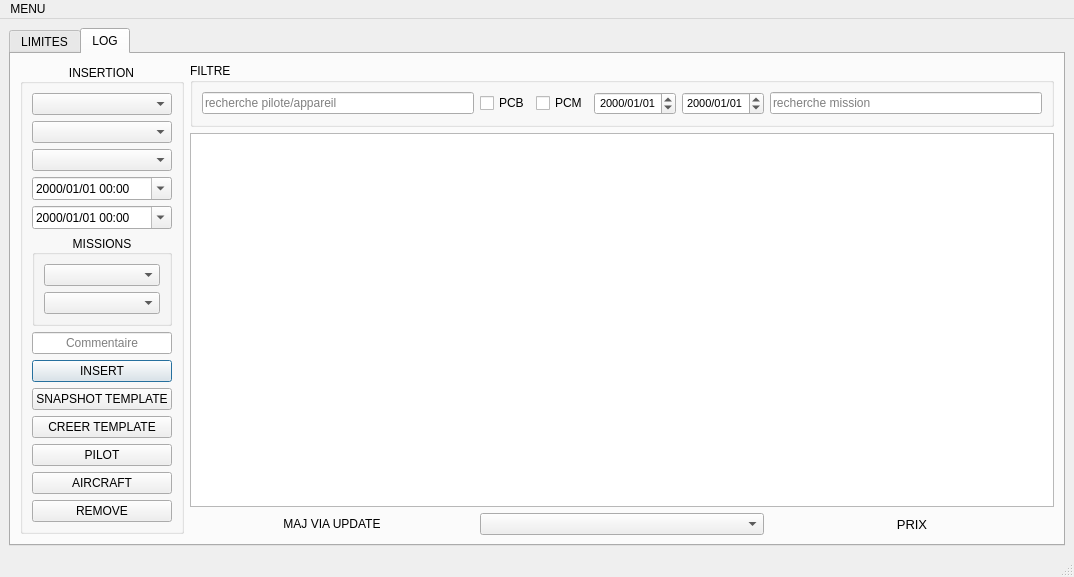
First picture: the form in moise_alternatif_widgets.ui, repository heliomaster/MoiseV0.2.1, before the edit.
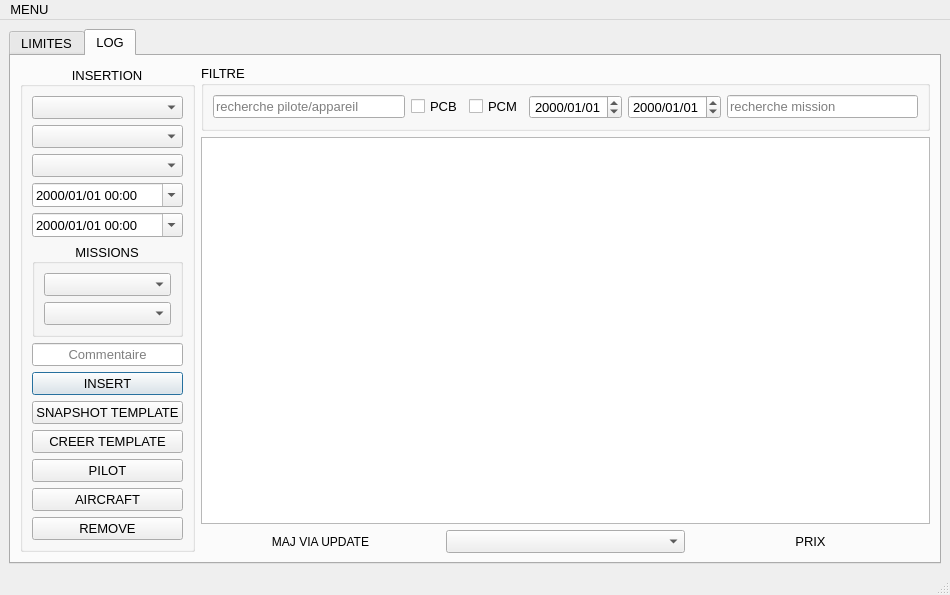
Second picture: the form after the edit. Icons and pictures are not drawn.

```diff
--- a/moise_alternatif_widgets.ui
+++ b/moise_alternatif_widgets.ui
@@ -10,6 +10,15 @@
                 <height>480</height>
             </rect>
         </property>
+  <property name="font">
+   <font>
+    <family>MS Shell Dlg 2</family>
+    <pointsize>10</pointsize>
+    <weight>50</weight>
+    <italic>false</italic>
+    <bold>false</bold>
+   </font>
+  </property>
         <property name="windowTitle">
             <string>MainWindow</string>
         </property>
@@ -17,7 +26,7 @@
             <string extracomment="ajouter une entrée"/>
         </property>
         <property name="styleSheet">
-            <string notr="true"/>
+   <string notr="true">font: 10pt &quot;MS Shell Dlg 2&quot;;</string>
         </property>
         <widget class="QWidget" name="centralwidget">
             <layout class="QGridLayout" name="gridLayout_5">
@@ -56,9 +65,11 @@
                                     <widget class="QLabel" name="label">
                                         <property name="font">
                                             <font>
-                                                <pointsize>18</pointsize>
-                                                <weight>75</weight>
-                                                <bold>true</bold>
+            <family>MS Shell Dlg 2</family>
+            <pointsize>10</pointsize>
+            <weight>50</weight>
+            <italic>false</italic>
+            <bold>false</bold>
                                             </font>
                                         </property>
                                         <property name="text">
@@ -74,8 +85,11 @@
                                     <widget class="QTableView" name="tableView">
                                         <property name="font">
                                             <font>
-                                                <weight>75</weight>
-                                                <bold>true</bold>
+            <family>MS Shell Dlg 2</family>
+            <pointsize>10</pointsize>
+            <weight>50</weight>
+            <italic>false</italic>
+            <bold>false</bold>
                                             </font>
                                         </property>
                                     </widget>
@@ -303,9 +317,16 @@
                                                     </property>
                                                     <property name="font">
                                                         <font>
-                                                            <pointsize>8</pointsize>
-                                                        </font>
-                                                    </property>
+               <family>MS Shell Dlg 2</family>
+               <pointsize>10</pointsize>
+               <weight>50</weight>
+               <italic>false</italic>
+               <bold>false</bold>
+              </font>
+             </property>
+             <property name="layoutDirection">
+              <enum>Qt::LeftToRight</enum>
+             </property>
                                                     <property name="alignment">
                                                         <set>Qt::AlignCenter</set>
                                                     </property>
@@ -324,7 +345,11 @@
                                                     </property>
                                                     <property name="font">
                                                         <font>
-                                                            <pointsize>8</pointsize>
+               <family>MS Shell Dlg 2</family>
+               <pointsize>10</pointsize>
+               <weight>50</weight>
+               <italic>false</italic>
+               <bold>false</bold>
                                                         </font>
                                                     </property>
                                                     <property name="displayFormat">
@@ -349,7 +374,11 @@
                                     <widget class="QTableView" name="tableView_2">
                                         <property name="font">
                                             <font>
-                                                <pointsize>8</pointsize>
+            <family>MS Shell Dlg 2</family>
+            <pointsize>10</pointsize>
+            <weight>50</weight>
+            <italic>false</italic>
+            <bold>false</bold>
                                             </font>
                                         </property>
                                     </widget>
@@ -406,7 +435,7 @@
                     <x>0</x>
                     <y>0</y>
                     <width>950</width>
-                    <height>18</height>
+     <height>19</height>
                 </rect>
             </property>
             <widget class="QMenu" name="menuMENU">
```
Lines whose indentation alone changed are shown as unchanged.
